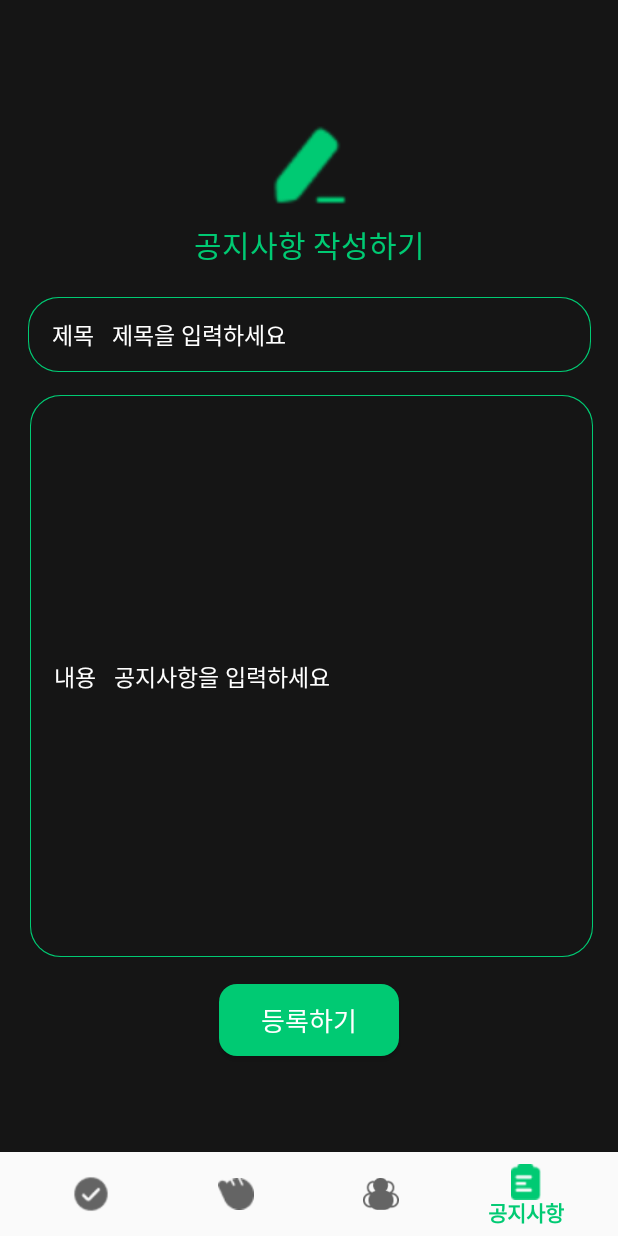
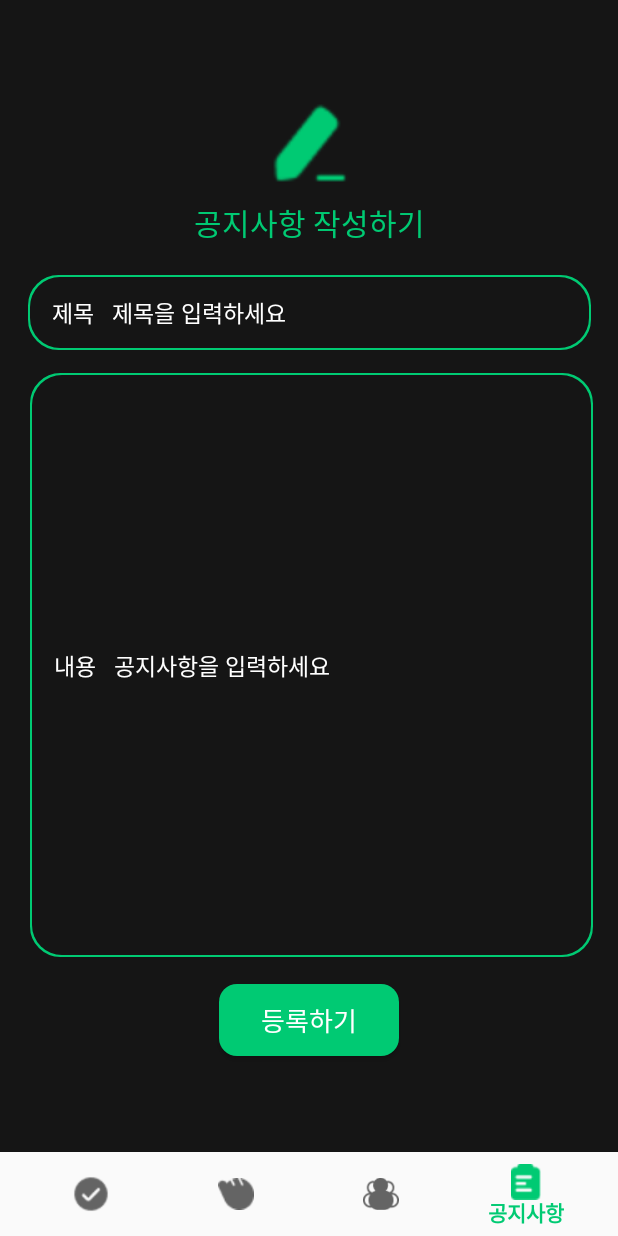
Before and after one commit to TEAM-ALOM/Alom_Alom_Android, an Android app: the AnnouncementFragment screen opened through its navigation route, on a phone screen of 412 x 824 dp. Run offline under Robolectric (Android 15) with nearby library versions, the phone set to English and light mode, and no system bars; our stand-ins replace navigation-ui.

Commit message:
textedit 테두리 두께 변경
1dp -> 1.5dp

```diff
--- a/app/src/main/res/drawable/border.xml
+++ b/app/src/main/res/drawable/border.xml
@@ -12,10 +12,10 @@
     </item>
 
     <item
-        android:bottom="1dp"
-        android:left="1dp"
-        android:right="1dp"
-        android:top="1dp">
+        android:bottom="1.5dp"
+        android:left="1.5dp"
+        android:right="1.5dp"
+        android:top="1.5dp">
         <shape android:shape="rectangle">
             <solid android:color="#151515"/>
             <corners
--- a/app/src/main/res/layout/fragment_announcement.xml
+++ b/app/src/main/res/layout/fragment_announcement.xml
@@ -11,7 +11,7 @@
         android:id="@+id/announcement_write_icon"
         android:layout_width="75dp"
         android:layout_height="60dp"
-        android:layout_marginTop="80dp"
+        android:layout_marginTop="65dp"
         android:src="@drawable/edit"
 
         app:layout_constraintBottom_toTopOf="@+id/textView"
```
